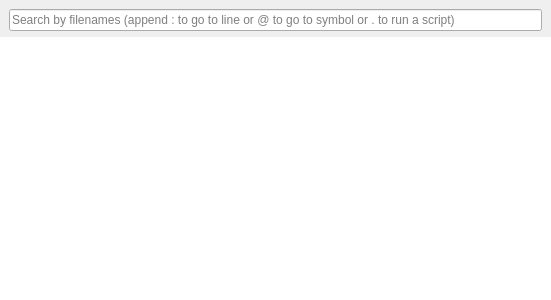
Above: src/gui/palette.ui from KDAB/knut before the change. Below: the same form after it.
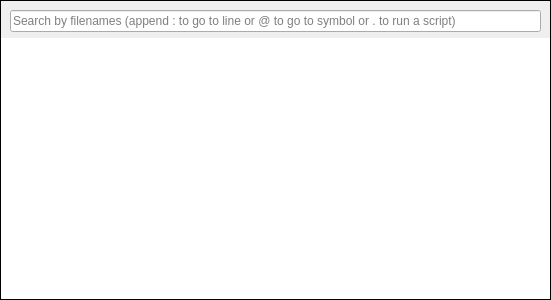
That is the form after the change.

What changed in the file:
```diff
--- a/src/gui/palette.ui
+++ b/src/gui/palette.ui
@@ -1,7 +1,7 @@
 <?xml version="1.0" encoding="UTF-8"?>
 <ui version="4.0">
  <class>Gui::Palette</class>
- <widget class="QWidget" name="Gui::Palette">
+ <widget class="QFrame" name="Gui::Palette">
   <property name="geometry">
    <rect>
     <x>0</x>
@@ -16,6 +16,9 @@
   <property name="autoFillBackground">
    <bool>true</bool>
   </property>
+  <property name="frameShape">
+   <enum>QFrame::Box</enum>
+  </property>
   <layout class="QVBoxLayout" name="verticalLayout">
    <property name="leftMargin">
     <number>0</number>
```
